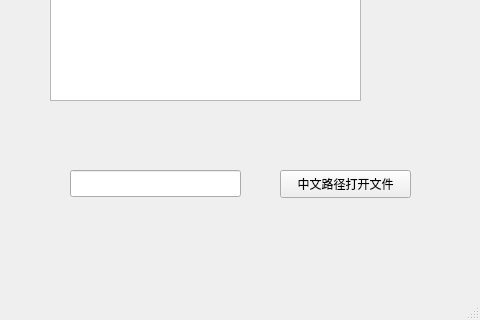
The window that 01_File/mainwindow.ui (ting158/qt) describes before a commit, drawn with Qt 5; both pictures show x 550 to 1030 and y 280 to 600 of the 1030 by 600 pixel window.
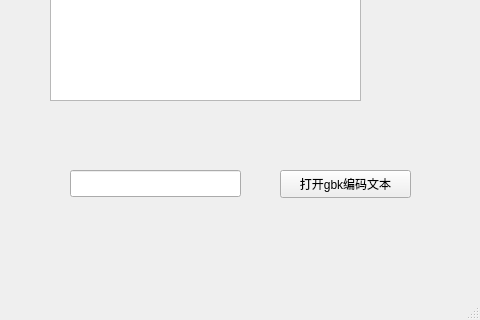
The same window after the commit.

The edit to the form file:
```diff
--- a/01_File/mainwindow.ui
+++ b/01_File/mainwindow.ui
@@ -119,7 +119,7 @@
      </rect>
     </property>
     <property name="text">
-     <string>中文路径打开文件</string>
+     <string>打开gbk编码文本</string>
     </property>
    </widget>
    <widget class="QLineEdit" name="lineEdit_openChinese">
```
Left out of the diff: 4 changed lines with no effect on the pictures.
